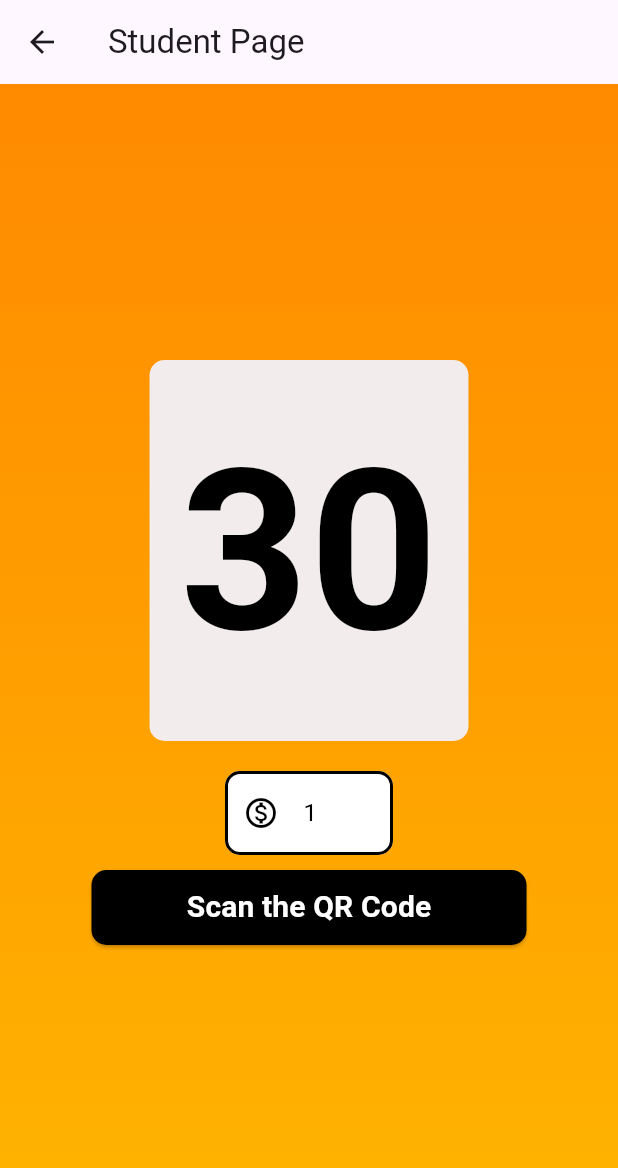
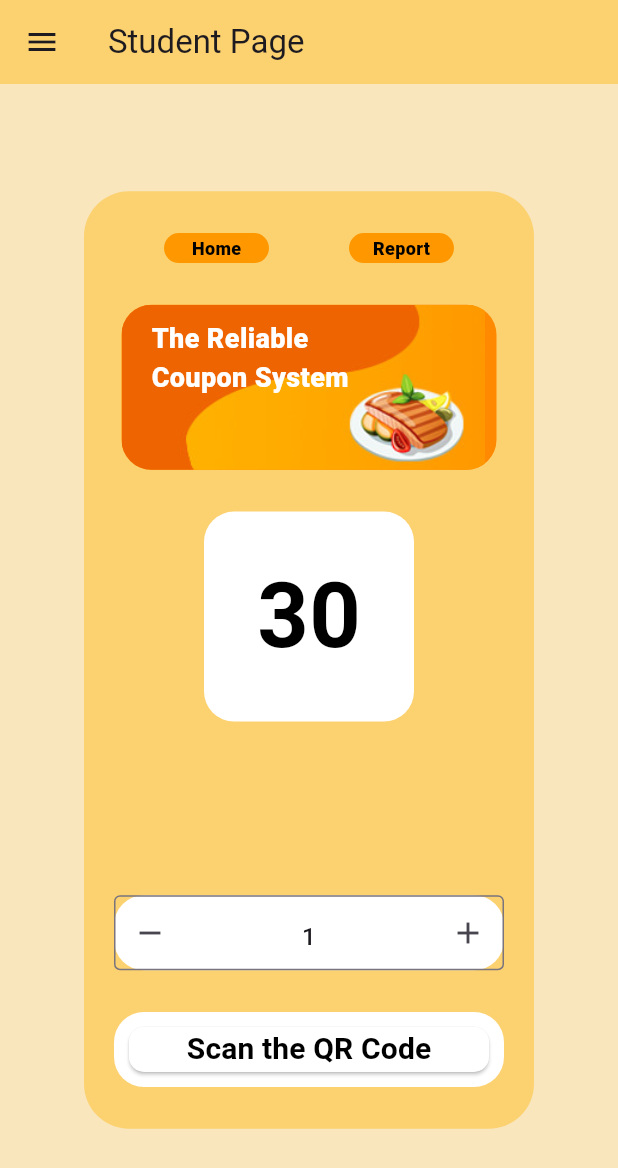
Before and after one commit to JDuwarahavidyan/EasyCoupon, a Flutter app: the StudentPage screen opened by its route, on a phone screen of 412 x 824 dp. Shown: the top 1168 px of the screen. Run offline on Flutter 3.47's test engine with Material 3 defaults, Android fonts, the phone set to English and light mode, and no system bars; drawn by our look-alikes of flutter_spinbox; our stand-ins replace bloc, firebase_auth, firebase_core, flutter_bloc, qr_flutter, slide_to_act; missing offline and left inert: qr_code_scanner; accounts and stored records are empty.

Commit message:
Added some features

```diff
--- a/lib/main.dart
+++ b/lib/main.dart
@@ -1,5 +1,5 @@
 import 'package:easy_coupon/pages/password_reset_page.dart';
-import 'package:easy_coupon/pages/student_page.dart';
+import 'package:easy_coupon/pages/student_page_2.dart';
 import 'package:flutter/material.dart';
 import 'package:flutter_bloc/flutter_bloc.dart';
 import 'pages/splash_screen.dart';
@@ -31,7 +31,7 @@ class MyApp extends StatelessWidget {
         BlocProvider<AuthBloc>(
           create: (context) => AuthBloc(),
         ),
-        // Add other providers if necessary
+
       ],
       child: MaterialApp(
         debugShowCheckedModeBanner: false,
@@ -44,7 +44,7 @@ class MyApp extends StatelessWidget {
         routes: {
           '/get-started': (context) => const GetStarted(),
           '/login': (context) => LoginPage(),
-          '/student': (context) => const StudentPage(),
+          '/student': (context) =>  StudentPage(),
           '/reset': (context) => const CanteenPage(),
         },
       ),
--- a/lib/pages/student_page.dart
+++ b/lib/pages/student_page.dart
@@ -57,6 +57,7 @@ class _StudentPageState extends State<StudentPage> {
                   borderRadius: BorderRadius.circular(10),
                 ),
                 child: Text(
+
                   result.toString(),
                   style: const TextStyle(
                     fontSize: 150,
@@ -97,8 +98,8 @@ class _StudentPageState extends State<StudentPage> {
                     );
                   },
                   style: ElevatedButton.styleFrom(
-                    backgroundColor: Colors.black,
-                    foregroundColor: Colors.white,
+                    backgroundColor: Colors.white,
+                    foregroundColor: Colors.black,
                     minimumSize: const Size(290, 50),
                     shape: RoundedRectangleBorder(
                       borderRadius: BorderRadius.circular(10),
--- /dev/null
+++ b/lib/pages/student_page_2.dart
@@ -0,0 +1,242 @@
+import 'package:flutter/material.dart';
+import 'package:flutter_spinbox/flutter_spinbox.dart';
+import 'qr_scanner_page.dart';
+import '../bloc/bloc.dart';
+
+class StudentPage extends StatefulWidget {
+  StudentPage({Key? key});
+
+  @override
+  State<StudentPage> createState() => _StudentPageState();
+}
+
+class _StudentPageState extends State<StudentPage> {
+  int result = 30;
+  double spinBoxValue = 0; // Track the SpinBox value
+
+  void handleQRScan(String qrData) {
+    setState(() {
+      result -= spinBoxValue.toInt(); // Use the SpinBox value
+    });
+    Navigator.pop(context); // Close the QR scanner page
+  }
+
+  @override
+  Widget build(BuildContext context) {
+    return Scaffold(
+      appBar: AppBar(
+        title: const Text('Student Page'),
+        backgroundColor: const Color(0xFFFCD170),
+        leading: Builder(
+          builder: (context) => IconButton(
+            icon: const Icon(Icons.menu),
+            onPressed: () {
+              Scaffold.of(context).openDrawer();
+            },
+          ),
+        ),
+      ),
+      drawer: _buildDrawer(context),
+      body: Container(
+        color: const Color(0xFFF9E6BD),
+        child: Center(
+          child: Container(
+            height: 625,
+            width: 300,
+            decoration: BoxDecoration(
+              color: const Color(0xFFFCD170),
+              borderRadius: BorderRadius.circular(30),
+            ),
+            child: Column(
+              mainAxisAlignment: MainAxisAlignment.spaceEvenly,
+              children: [
+                Row(
+                  mainAxisAlignment: MainAxisAlignment.spaceEvenly,
+                  children: [
+                    _buildNavigationButton('Home'),
+                    _buildNavigationButton('Report'),
+                  ],
+                ),
+                Container(
+                  height: 110,
+                  width: 250,
+                  decoration: BoxDecoration(
+                    color: const Color(0xFFFF8900),
+                    borderRadius: BorderRadius.circular(20),
+                  ),
+                  child: ClipRRect(
+                    borderRadius: BorderRadius.circular(20),
+                    child: Stack(
+                      children: [
+                        Image.asset(
+                          'assets/1234.jpg',
+                          fit: BoxFit.cover,
+                        ),
+                        const Positioned(
+                          left: 20,
+                          top: 10,
+                          child: Text(
+                            'The Reliable\nCoupon System',
+                            style: TextStyle(
+                              fontSize: 18.0,
+                              fontWeight: FontWeight.w800,
+                              color: Colors.white,
+                            ),
+                          ),
+                        ),
+                      ],
+                    ),
+                  ),
+                ),
+                Container(
+                  height: 140,
+                  width: 140,
+                  decoration: BoxDecoration(
+                    color: Colors.white,
+                    borderRadius: BorderRadius.circular(20),
+                  ),
+                  child: Center(
+                    child: Text(
+                      result.toString(),
+                      style: const TextStyle(
+                        fontSize: 60,
+                        fontWeight: FontWeight.bold,
+                        color: Colors.black,
+                      ),
+                    ),
+                  ),
+                ),
+                const SizedBox(height: 60),
+                Container(
+                  height: 50,
+                  width: 260,
+                  decoration: BoxDecoration(
+                    color: Colors.white,
+                    borderRadius: BorderRadius.circular(20),
+                  ),
+                  child: SpinBox(
+                    min: 1,
+                    max: 3,
+                    value: 1,
+                    onChanged: (value) {
+                      setState(() {
+                        spinBoxValue = value;
+                      });
+                    },
+                  ),
+                ),
+                Container(
+                  height: 50,
+                  width: 260,
+                  decoration: BoxDecoration(
+                    color: Colors.white,
+                    borderRadius: BorderRadius.circular(20),
+                  ),
+                  child: Padding(
+                    padding: const EdgeInsets.all(10.0),
+                    child: ElevatedButton(
+                      onPressed: () {
+                        Navigator.push(
+                          context,
+                          MaterialPageRoute(
+                            builder: (context) => QRScannerPage(handleQRScan),
+                          ),
+                        );
+                      },
+                      style: ElevatedButton.styleFrom(
+                        backgroundColor: Colors.white,
+                        foregroundColor: Colors.black,
+                        minimumSize: const Size(290, 50),
+                        shape: RoundedRectangleBorder(
+                          borderRadius: BorderRadius.circular(10),
+                        ),
+                      ),
+                      child: const Text(
+                        "Scan the QR Code",
+                        style: TextStyle(
+                          fontSize: 20,
+                          fontWeight: FontWeight.bold,
+                        ),
+                      ),
+                    ),
+                  ),
+                ),
+              ],
+            ),
+          ),
+        ),
+      ),
+    );
+  }
+
+  Widget _buildNavigationButton(String text) {
+    return Container(
+      height: 20,
+      width: 70,
+      decoration: BoxDecoration(
+        color: Colors.orange,
+        borderRadius: BorderRadius.circular(20),
+      ),
+      child: Center(
+        child: Text(
+          text,
+          style: const TextStyle(
+            fontSize: 12,
+            fontWeight: FontWeight.w800,
+            color: Colors.black,
+          ),
+        ),
+      ),
+    );
+  }
+
+  Widget _buildDrawer(BuildContext context) {
+    return Drawer(
+      child: Column(
+        crossAxisAlignment: CrossAxisAlignment.stretch,
+        children:  [
+         const DrawerHeader(
+            decoration:  BoxDecoration(
+              gradient: LinearGradient(
+                colors: [Color(0xFFFF8A00), Color(0xFFFFB400)],
+                begin: Alignment.topLeft,
+                end: Alignment.bottomRight,
+              ),
+            ),
+            child:  Text(
+              'Menu',
+              style: TextStyle(
+                color: Colors.white,
+                fontSize: 24,
+              ),
+            ),
+          ),
+          ListTile(
+            leading: const Icon(Icons.home),
+            title: const Text('Home'),
+            onTap: () {
+              Navigator.pop(context); // Close drawer and navigate to Home
+            },
+          ),
+          ListTile(
+            leading: const Icon(Icons.info),
+            title: const Text('About App'),
+            onTap: () {
+              Navigator.pop(context); // Close drawer and navigate to About App
+            },
+          ),
+          ListTile(
+            leading: const Icon(Icons.logout),
+            title: const Text('Log Out'),
+            onTap: () {
+
+              // Add your log out logic here
+              BlocProvider.of<AuthBloc>(context).add(AuthEventLogout());
+              Navigator.pushReplacementNamed(context, '/get-started');
+            },
+          ),
+        ],
+      ),
+    );
+  }
+}
--- a/pubspec.yaml
+++ b/pubspec.yaml
@@ -43,6 +43,8 @@ dependencies:
   firebase_auth: ^5.1.0
   flutter_bloc: ^8.1.6
   qr_flutter: ^4.1.0
+  flutter_spinbox: ^0.13.1
+
 
 dev_dependencies:
   flutter_test:
@@ -70,6 +72,7 @@ flutter:
   assets:
     - assets/nn.jpg
     - assets/logo.png
+    - assets/1234.jpg
 
     # - assets/background_image.jpeg
 
```
Also changed, not shown: lib/pages/qr_scanner_page.dart (+30 -7 lines), lib/pages/qr_scanner_page_2.dart (added, +63 -0 lines), assets/1234.jpg (added), pubspec.lock.
